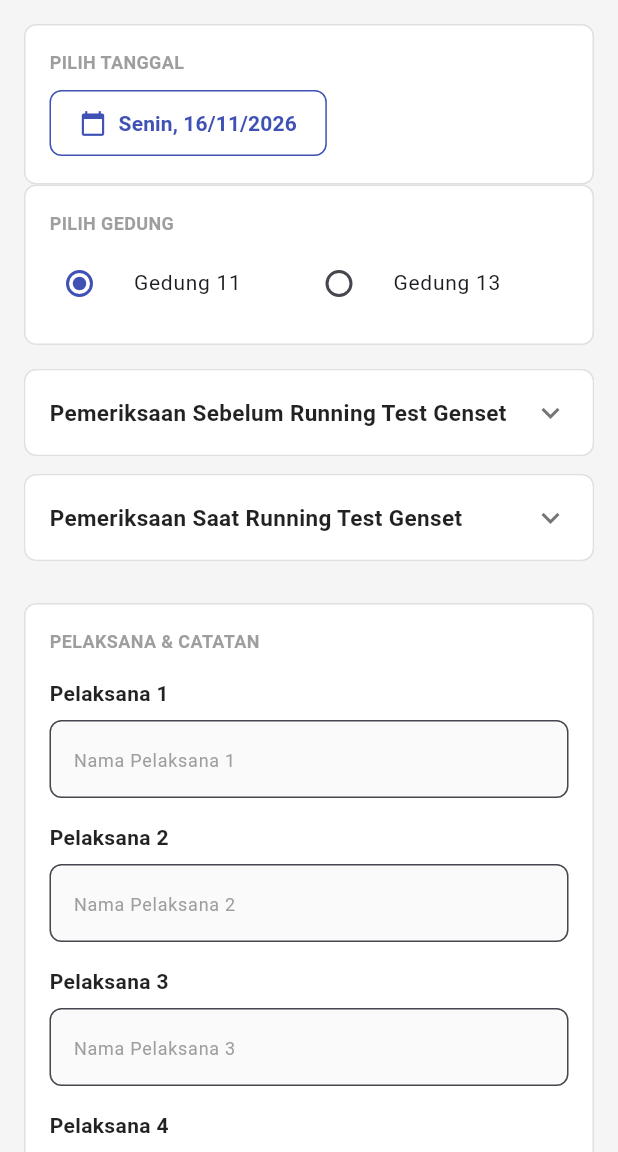
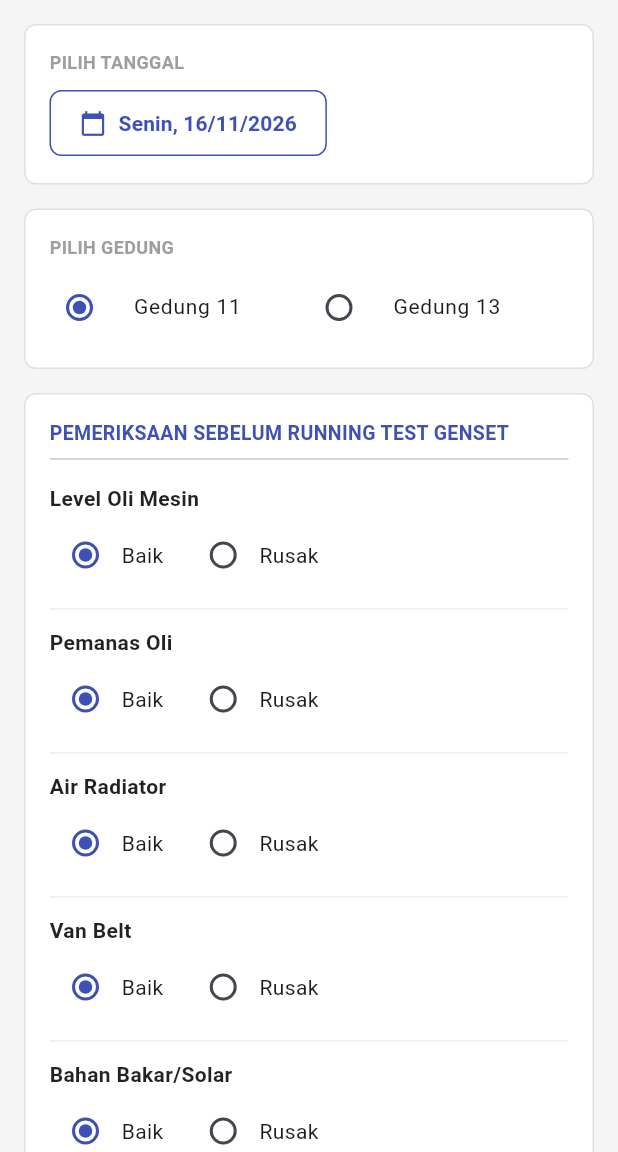
Before and after one commit to BagusAhmadi/aplikasi_perawatan_itrr, a Flutter app: the GensetLayout screen opened directly, on a phone screen of 412 x 824 dp, the part 84-1236 px from its top. Run offline on Flutter 3.47's test engine with Material 3 defaults, Android fonts, the phone set to English and light mode, and no system bars; our stand-ins replace file_picker, pdf, share_plus, sqflite; accounts and stored records are empty.

Commit message:
v20 menghilangkan dropdown

```diff
--- a/lib/screens/genset/genset_form_screen.dart
+++ b/lib/screens/genset/genset_form_screen.dart
@@ -4,7 +4,6 @@ import 'package:flutter/material.dart';
 import 'package:intl/intl.dart';
 import 'package:path_provider/path_provider.dart';
 import 'package:share_plus/share_plus.dart';
-import '../../widgets/accordion_section.dart';
 import '../../widgets/form_inputs.dart';
 import 'genset_model.dart';
 import 'genset_database.dart';
@@ -22,9 +21,8 @@ class _GensetFormScreenState extends State<GensetFormScreen> {
   // ==========================================
   // BAGIAN 1: STATE / VARIABEL DATA FORM
   // ==========================================
-  DateTime _tanggalTerpilih = DateTime.now(); // Langsung set ke hari ini
+  DateTime _tanggalTerpilih = DateTime.now();
   String _pilihanGedung = 'gedung_11';
-  String? _expandedForm;
 
   final Map<String, String> _radioValues = {
     'Level Oli Mesin': 'baik',
@@ -74,10 +72,6 @@ class _GensetFormScreenState extends State<GensetFormScreen> {
     _koordinatorController.dispose();
     _catatanController.dispose();
     super.dispose();
-  }
-
-  void _toggleForm(String id) {
-    setState(() => _expandedForm = _expandedForm == id ? null : id);
   }
 
   // ==========================================
@@ -201,15 +195,10 @@ class _GensetFormScreenState extends State<GensetFormScreen> {
       child: Column(
         crossAxisAlignment: CrossAxisAlignment.stretch,
         children: [
-
-          // --- SECTION TANGGAL (UKURAN DISESUAIKAN) ---
+          // --- SECTION TANGGAL ---
           Container(
             padding: const EdgeInsets.all(16),
-            decoration: BoxDecoration(
-              color: Colors.white,
-              border: Border.all(color: Colors.grey[300]!),
-              borderRadius: BorderRadius.circular(8),
-            ),
+            decoration: BoxDecoration(color: Colors.white, border: Border.all(color: Colors.grey[300]!), borderRadius: BorderRadius.circular(8)),
             child: Column(
               crossAxisAlignment: CrossAxisAlignment.start,
               children: [
@@ -232,7 +221,6 @@ class _GensetFormScreenState extends State<GensetFormScreen> {
                     },
                     icon: const Icon(Icons.calendar_today, size: 18),
                     label: Text(
-                      // Menampilkan Hari, Tanggal/Bulan/Tahun
                       DateFormat('EEEE, dd/MM/yyyy', 'id_ID').format(_tanggalTerpilih),
                       style: const TextStyle(fontSize: 14, fontWeight: FontWeight.bold),
                     ),
@@ -247,6 +235,7 @@ class _GensetFormScreenState extends State<GensetFormScreen> {
               ],
             ),
           ),
+          const SizedBox(height: 16),
 
           // --- SECTION GEDUNG ---
           Container(
@@ -286,14 +275,22 @@ class _GensetFormScreenState extends State<GensetFormScreen> {
           ),
           const SizedBox(height: 16),
 
-          // --- ACCORDION SEBELUM RUNNING ---
-          AccordionSection(
-            title: 'Pemeriksaan Sebelum Running Test Genset',
-            isExpanded: _expandedForm == 'sebelum',
-            onToggle: () => _toggleForm('sebelum'),
-            isInnerAccordion: true,
+          // ==========================================
+          // ACCORDION SEBELUM RUNNING (SEKARANG JADI CONTAINER BIASA)
+          // ==========================================
+          Container(
+            padding: const EdgeInsets.all(16),
+            decoration: BoxDecoration(color: Colors.white, border: Border.all(color: Colors.grey[300]!), borderRadius: BorderRadius.circular(8)),
             child: Column(
+              crossAxisAlignment: CrossAxisAlignment.start,
               children: [
+                const Text(
+                  'PEMERIKSAAN SEBELUM RUNNING TEST GENSET',
+                  style: TextStyle(fontWeight: FontWeight.bold, fontSize: 13, color: Color(0xFF3F51B5)),
+                ),
+                const Divider(),
+                const SizedBox(height: 8),
+
                 ..._radioValues.keys.map((key) => CustomRadioRow(
                   label: key,
                   groupValue: _radioValues[key]!,
@@ -312,15 +309,24 @@ class _GensetFormScreenState extends State<GensetFormScreen> {
               ],
             ),
           ),
+          const SizedBox(height: 16),
 
-          // --- ACCORDION SAAT RUNNING ---
-          AccordionSection(
-            title: 'Pemeriksaan Saat Running Test Genset',
-            isExpanded: _expandedForm == 'saat',
-            onToggle: () => _toggleForm('saat'),
-            isInnerAccordion: true,
+          // ==========================================
+          // ACCORDION SAAT RUNNING (SEKARANG JADI CONTAINER BIASA)
+          // ==========================================
+          Container(
+            padding: const EdgeInsets.all(16),
+            decoration: BoxDecoration(color: Colors.white, border: Border.all(color: Colors.grey[300]!), borderRadius: BorderRadius.circular(8)),
             child: Column(
+              crossAxisAlignment: CrossAxisAlignment.start,
               children: [
+                const Text(
+                  'PEMERIKSAAN SAAT RUNNING TEST GENSET',
+                  style: TextStyle(fontWeight: FontWeight.bold, fontSize: 13, color: Color(0xFF3F51B5)),
+                ),
+                const Divider(),
+                const SizedBox(height: 8),
+
                 ...['Tegangan Output F/F', 'Tegangan Output F/N', 'Frekuensi', 'Cos Phi',
                 'Rpm Motor'].map((key) => CustomNumberField(
                   label: key,
```
